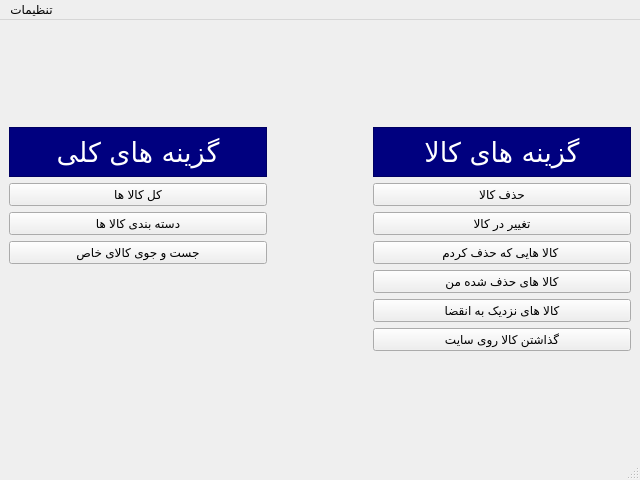
Before: the Qt Designer form StoreAdminWindow.ui in Alireza8hi/Project-DigiKala, drawn with Qt 5.
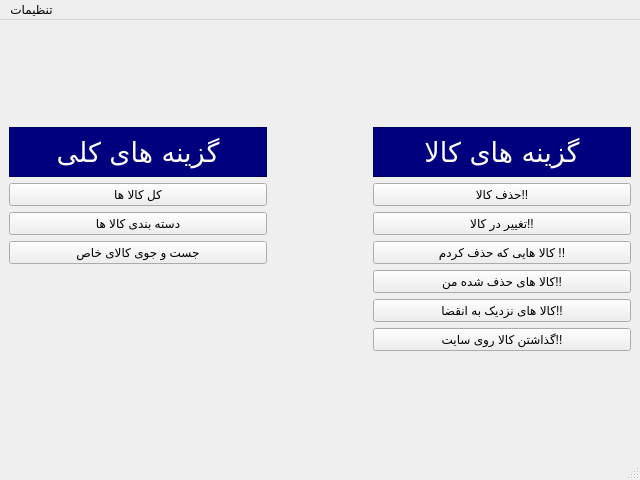
After: the same form once the commit is applied. Icons and pictures are not drawn.

The edit to the form file:
```diff
--- a/StoreAdminWindow.ui
+++ b/StoreAdminWindow.ui
@@ -26,7 +26,7 @@
          <string notr="true">color: rgb(0, 0, 0);</string>
         </property>
         <property name="text">
-         <string>کالا هایی که حذف کردم </string>
+         <string>کالا هایی که حذف کردم !!</string>
         </property>
         <property name="icon">
          <iconset resource="icons.qrc">
@@ -95,7 +95,7 @@
          <string notr="true">color: rgb(0, 0, 0);</string>
         </property>
         <property name="text">
-         <string>تغییر در کالا</string>
+         <string>تغییر در کالا!!</string>
         </property>
         <property name="icon">
          <iconset resource="icons.qrc">
@@ -148,7 +148,7 @@
          <string notr="true">color: rgb(0, 0, 0);</string>
         </property>
         <property name="text">
-         <string>گذاشتن کالا روی سایت</string>
+         <string>گذاشتن کالا روی سایت!!</string>
         </property>
         <property name="icon">
          <iconset resource="icons.qrc">
@@ -162,7 +162,7 @@
          <string notr="true">color: rgb(0, 0, 0);</string>
         </property>
         <property name="text">
-         <string>کالا های حذف شده من</string>
+         <string>کالا های حذف شده من!!</string>
         </property>
         <property name="icon">
          <iconset resource="icons.qrc">
@@ -176,7 +176,7 @@
          <string notr="true">color: rgb(0, 0, 0);</string>
         </property>
         <property name="text">
-         <string>کالا های نزدیک به انقضا</string>
+         <string>کالا های نزدیک به انقضا!!</string>
         </property>
         <property name="icon">
          <iconset resource="icons.qrc">
@@ -190,7 +190,7 @@
          <string notr="true">color: rgb(0, 0, 0);</string>
         </property>
         <property name="text">
-         <string>حذف کالا</string>
+         <string>حذف کالا!!</string>
         </property>
         <property name="icon">
          <iconset resource="icons.qrc">
```
Left out of the diff: 100 changed lines with no effect on the pictures.
